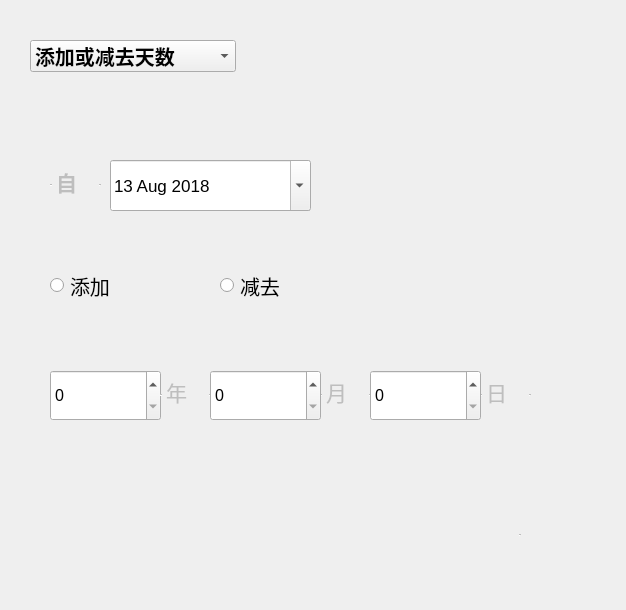
This is ICcalculator/date.ui in tyanxie/IC_Calculator as Qt 5 draws it before an edit. The edited form follows.
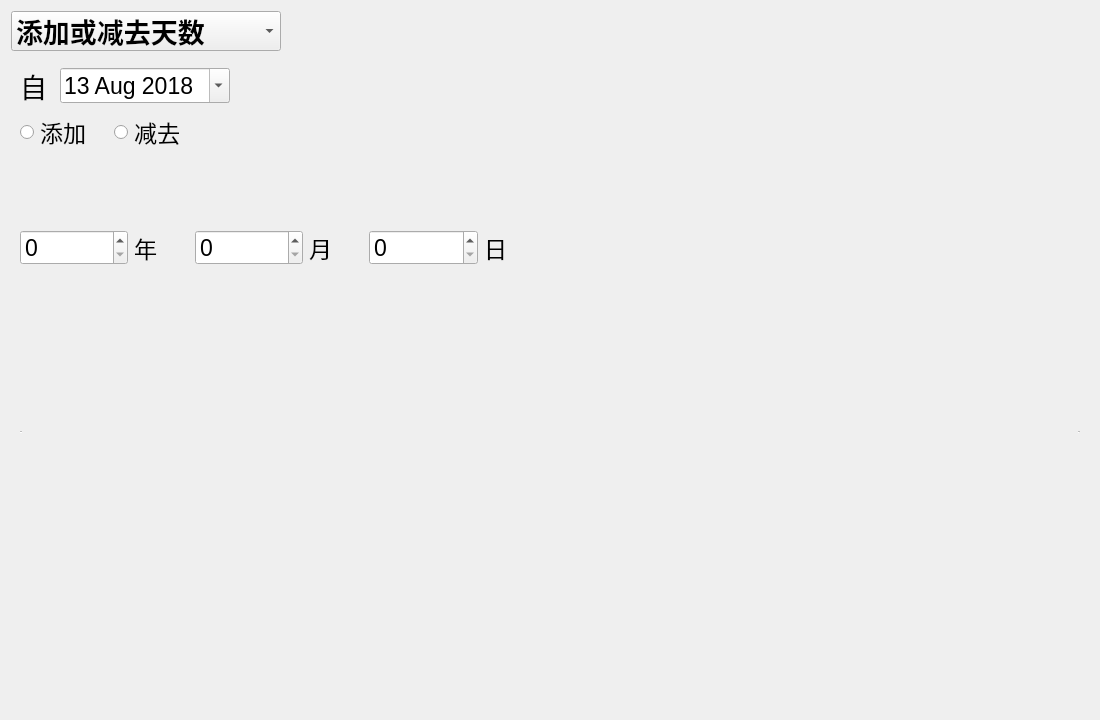
This is the edited form.

What changed in the file:
```diff
--- a/ICcalculator/date.ui
+++ b/ICcalculator/date.ui
@@ -6,22 +6,75 @@
    <rect>
     <x>0</x>
     <y>0</y>
-    <width>626</width>
-    <height>610</height>
+    <width>1100</width>
+    <height>720</height>
    </rect>
   </property>
   <property name="windowTitle">
    <string>Form</string>
   </property>
+  <layout class="QVBoxLayout" name="verticalLayout" stretch="1,12">
+   <item>
+    <layout class="QHBoxLayout" name="horizontalLayout" stretch="1,3">
+     <item>
+      <widget class="QComboBox" name="comboBox">
+       <property name="sizePolicy">
+        <sizepolicy hsizetype="Preferred" vsizetype="Preferred">
+         <horstretch>0</horstretch>
+         <verstretch>0</verstretch>
+        </sizepolicy>
+       </property>
+       <property name="minimumSize">
+        <size>
+         <width>0</width>
+         <height>0</height>
+        </size>
+       </property>
+       <property name="maximumSize">
+        <size>
+         <width>16777215</width>
+         <height>40</height>
+        </size>
+       </property>
+       <property name="font">
+        <font>
+         <pointsize>20</pointsize>
+         <weight>75</weight>
+         <bold>true</bold>
+        </font>
+       </property>
+       <property name="sizeAdjustPolicy">
+        <enum>QComboBox::AdjustToContents</enum>
+       </property>
+       <item>
+        <property name="text">
+         <string>添加或减去天数</string>
+        </property>
+       </item>
+       <item>
+        <property name="text">
+         <string>日期之间的相隔时间</string>
+        </property>
+       </item>
+      </widget>
+     </item>
+     <item>
+      <spacer name="horizontalSpacer">
+       <property name="orientation">
+        <enum>Qt::Horizontal</enum>
+       </property>
+       <property name="sizeHint" stdset="0">
+        <size>
+         <width>40</width>
+         <height>20</height>
+        </size>
+       </property>
+      </spacer>
+     </item>
+    </layout>
+   </item>
+   <item>
   <widget class="QStackedWidget" name="stackedWidget">
-   <property name="geometry">
-    <rect>
-     <x>50</x>
-     <y>130</y>
-     <width>541</width>
-     <height>481</height>
-    </rect>
-   </property>
    <property name="currentIndex">
     <number>1</number>
    </property>
@@ -132,18 +185,26 @@
     <zorder>textEdit_out</zorder>
    </widget>
    <widget class="QWidget" name="page_2">
+      <layout class="QVBoxLayout" name="verticalLayout_2" stretch="1,1,3,3,3">
+       <item>
+        <layout class="QHBoxLayout" name="horizontalLayout_2" stretch="1,5,25">
+         <item>
+          <widget class="QLabel" name="label">
+           <property name="font">
+            <font>
+             <pointsize>20</pointsize>
+            </font>
+           </property>
+           <property name="text">
+            <string>自</string>
+           </property>
+          </widget>
+         </item>
+         <item>
     <widget class="QDateEdit" name="dateEdit_3">
-     <property name="geometry">
-      <rect>
-       <x>60</x>
-       <y>30</y>
-       <width>201</width>
-       <height>51</height>
-      </rect>
-     </property>
      <property name="font">
       <font>
-       <pointsize>13</pointsize>
+             <pointsize>17</pointsize>
        <weight>50</weight>
        <bold>false</bold>
        <kerning>true</kerning>
@@ -160,219 +221,148 @@
       </date>
      </property>
     </widget>
+         </item>
+         <item>
+          <spacer name="horizontalSpacer_2">
+           <property name="orientation">
+            <enum>Qt::Horizontal</enum>
+           </property>
+           <property name="sizeHint" stdset="0">
+            <size>
+             <width>40</width>
+             <height>20</height>
+            </size>
+           </property>
+          </spacer>
+         </item>
+        </layout>
+       </item>
+       <item>
+        <layout class="QHBoxLayout" name="horizontalLayout_3" stretch="1,1,10">
+         <item>
     <widget class="QRadioButton" name="radioButton_add">
-     <property name="geometry">
-      <rect>
-       <x>0</x>
-       <y>130</y>
-       <width>121</width>
-       <height>51</height>
-      </rect>
-     </property>
      <property name="font">
       <font>
-       <pointsize>15</pointsize>
+             <pointsize>17</pointsize>
       </font>
      </property>
      <property name="text">
       <string>添加</string>
      </property>
     </widget>
+         </item>
+         <item>
     <widget class="QRadioButton" name="radioButton_sub">
-     <property name="geometry">
-      <rect>
-       <x>170</x>
-       <y>130</y>
-       <width>121</width>
-       <height>51</height>
-      </rect>
-     </property>
      <property name="font">
       <font>
-       <pointsize>15</pointsize>
+             <pointsize>17</pointsize>
       </font>
      </property>
      <property name="text">
       <string>减去</string>
      </property>
     </widget>
+         </item>
+         <item>
+          <spacer name="horizontalSpacer_3">
+           <property name="orientation">
+            <enum>Qt::Horizontal</enum>
+           </property>
+           <property name="sizeHint" stdset="0">
+            <size>
+             <width>40</width>
+             <height>20</height>
+            </size>
+           </property>
+          </spacer>
+         </item>
+        </layout>
+       </item>
+       <item>
+        <layout class="QHBoxLayout" name="horizontalLayout_4" stretch="2,1,2,1,2,1,10">
+         <item>
     <widget class="QSpinBox" name="spinBox_year">
-     <property name="geometry">
-      <rect>
-       <x>0</x>
-       <y>240</y>
-       <width>111</width>
-       <height>51</height>
-      </rect>
-     </property>
      <property name="font">
       <font>
-       <pointsize>12</pointsize>
+             <pointsize>17</pointsize>
       </font>
      </property>
     </widget>
-    <widget class="QTextEdit" name="textEdit_2">
-     <property name="enabled">
-      <bool>false</bool>
-     </property>
-     <property name="geometry">
-      <rect>
-       <x>0</x>
-       <y>30</y>
-       <width>51</width>
-       <height>51</height>
-      </rect>
-     </property>
+         </item>
+         <item>
+          <widget class="QLabel" name="label_2">
      <property name="font">
       <font>
-       <pointsize>16</pointsize>
-       <weight>50</weight>
-       <bold>false</bold>
-      </font>
-     </property>
-     <property name="frameShape">
-      <enum>QFrame::HLine</enum>
-     </property>
-     <property name="html">
-      <string>&lt;!DOCTYPE HTML PUBLIC &quot;-//W3C//DTD HTML 4.0//EN&quot; &quot;http://www.w3.org/TR/REC-html40/strict.dtd&quot;&gt;
-&lt;html&gt;&lt;head&gt;&lt;meta name=&quot;qrichtext&quot; content=&quot;1&quot; /&gt;&lt;style type=&quot;text/css&quot;&gt;
-p, li { white-space: pre-wrap; }
-&lt;/style&gt;&lt;/head&gt;&lt;body style=&quot; font-family:'SimSun'; font-size:16pt; font-weight:400; font-style:normal;&quot;&gt;
-&lt;p style=&quot; margin-top:0px; margin-bottom:0px; margin-left:0px; margin-right:0px; -qt-block-indent:0; text-indent:0px;&quot;&gt;&lt;span style=&quot; font-weight:600;&quot;&gt;自&lt;/span&gt;&lt;/p&gt;&lt;/body&gt;&lt;/html&gt;</string>
-     </property>
-    </widget>
-    <widget class="QTextEdit" name="textEdit_3">
-     <property name="enabled">
-      <bool>false</bool>
-     </property>
-     <property name="geometry">
-      <rect>
-       <x>430</x>
-       <y>240</y>
-       <width>51</width>
-       <height>51</height>
-      </rect>
-     </property>
-     <property name="font">
-      <font>
-       <pointsize>16</pointsize>
-       <weight>50</weight>
-       <bold>false</bold>
-      </font>
-     </property>
-     <property name="frameShape">
-      <enum>QFrame::HLine</enum>
-     </property>
-     <property name="html">
-      <string>&lt;!DOCTYPE HTML PUBLIC &quot;-//W3C//DTD HTML 4.0//EN&quot; &quot;http://www.w3.org/TR/REC-html40/strict.dtd&quot;&gt;
-&lt;html&gt;&lt;head&gt;&lt;meta name=&quot;qrichtext&quot; content=&quot;1&quot; /&gt;&lt;style type=&quot;text/css&quot;&gt;
-p, li { white-space: pre-wrap; }
-&lt;/style&gt;&lt;/head&gt;&lt;body style=&quot; font-family:'SimSun'; font-size:16pt; font-weight:400; font-style:normal;&quot;&gt;
-&lt;p style=&quot; margin-top:0px; margin-bottom:0px; margin-left:0px; margin-right:0px; -qt-block-indent:0; text-indent:0px;&quot;&gt;日&lt;/p&gt;&lt;/body&gt;&lt;/html&gt;</string>
-     </property>
-    </widget>
-    <widget class="QTextEdit" name="textEdit_4">
-     <property name="enabled">
-      <bool>false</bool>
-     </property>
-     <property name="geometry">
-      <rect>
-       <x>270</x>
-       <y>240</y>
-       <width>51</width>
-       <height>51</height>
-      </rect>
-     </property>
-     <property name="font">
-      <font>
-       <pointsize>16</pointsize>
-       <weight>50</weight>
-       <bold>false</bold>
-      </font>
-     </property>
-     <property name="frameShape">
-      <enum>QFrame::HLine</enum>
-     </property>
-     <property name="html">
-      <string>&lt;!DOCTYPE HTML PUBLIC &quot;-//W3C//DTD HTML 4.0//EN&quot; &quot;http://www.w3.org/TR/REC-html40/strict.dtd&quot;&gt;
-&lt;html&gt;&lt;head&gt;&lt;meta name=&quot;qrichtext&quot; content=&quot;1&quot; /&gt;&lt;style type=&quot;text/css&quot;&gt;
-p, li { white-space: pre-wrap; }
-&lt;/style&gt;&lt;/head&gt;&lt;body style=&quot; font-family:'SimSun'; font-size:16pt; font-weight:400; font-style:normal;&quot;&gt;
-&lt;p style=&quot; margin-top:0px; margin-bottom:0px; margin-left:0px; margin-right:0px; -qt-block-indent:0; text-indent:0px;&quot;&gt;月&lt;/p&gt;&lt;/body&gt;&lt;/html&gt;</string>
-     </property>
-    </widget>
-    <widget class="QTextEdit" name="textEdit_5">
-     <property name="enabled">
-      <bool>false</bool>
-     </property>
-     <property name="geometry">
-      <rect>
-       <x>110</x>
-       <y>240</y>
-       <width>51</width>
-       <height>51</height>
-      </rect>
-     </property>
-     <property name="font">
-      <font>
-       <pointsize>16</pointsize>
-       <weight>50</weight>
-       <bold>false</bold>
-      </font>
-     </property>
-     <property name="frameShape">
-      <enum>QFrame::HLine</enum>
-     </property>
-     <property name="html">
-      <string>&lt;!DOCTYPE HTML PUBLIC &quot;-//W3C//DTD HTML 4.0//EN&quot; &quot;http://www.w3.org/TR/REC-html40/strict.dtd&quot;&gt;
-&lt;html&gt;&lt;head&gt;&lt;meta name=&quot;qrichtext&quot; content=&quot;1&quot; /&gt;&lt;style type=&quot;text/css&quot;&gt;
-p, li { white-space: pre-wrap; }
-&lt;/style&gt;&lt;/head&gt;&lt;body style=&quot; font-family:'SimSun'; font-size:16pt; font-weight:400; font-style:normal;&quot;&gt;
-&lt;p style=&quot; margin-top:0px; margin-bottom:0px; margin-left:0px; margin-right:0px; -qt-block-indent:0; text-indent:0px;&quot;&gt;年&lt;/p&gt;&lt;/body&gt;&lt;/html&gt;</string>
-     </property>
-    </widget>
-    <widget class="QSpinBox" name="spinBox_day">
-     <property name="geometry">
-      <rect>
-       <x>320</x>
-       <y>240</y>
-       <width>111</width>
-       <height>51</height>
-      </rect>
-     </property>
-     <property name="font">
-      <font>
-       <pointsize>12</pointsize>
-      </font>
-     </property>
-    </widget>
+             <pointsize>17</pointsize>
+            </font>
+           </property>
+           <property name="text">
+            <string>年</string>
+           </property>
+          </widget>
+         </item>
+         <item>
     <widget class="QSpinBox" name="spinBox_month">
-     <property name="geometry">
-      <rect>
-       <x>160</x>
-       <y>240</y>
-       <width>111</width>
-       <height>51</height>
-      </rect>
-     </property>
+           <property name="font">
+            <font>
+             <pointsize>17</pointsize>
+            </font>
+           </property>
+          </widget>
+         </item>
+         <item>
+          <widget class="QLabel" name="label_3">
      <property name="font">
       <font>
-       <pointsize>12</pointsize>
-      </font>
-     </property>
-    </widget>
+             <pointsize>17</pointsize>
+            </font>
+           </property>
+           <property name="text">
+            <string>月</string>
+           </property>
+          </widget>
+         </item>
+         <item>
+          <widget class="QSpinBox" name="spinBox_day">
+           <property name="font">
+            <font>
+             <pointsize>17</pointsize>
+            </font>
+           </property>
+          </widget>
+         </item>
+         <item>
+          <widget class="QLabel" name="label_4">
+           <property name="font">
+            <font>
+             <pointsize>17</pointsize>
+            </font>
+           </property>
+           <property name="text">
+            <string>日</string>
+           </property>
+          </widget>
+         </item>
+         <item>
+          <spacer name="horizontalSpacer_4">
+           <property name="orientation">
+            <enum>Qt::Horizontal</enum>
+           </property>
+           <property name="sizeHint" stdset="0">
+            <size>
+             <width>40</width>
+             <height>20</height>
+            </size>
+           </property>
+          </spacer>
+         </item>
+        </layout>
+       </item>
+       <item>
     <widget class="QTextEdit" name="textEdit_out2">
      <property name="enabled">
       <bool>false</bool>
      </property>
-     <property name="geometry">
-      <rect>
-       <x>-10</x>
-       <y>350</y>
-       <width>481</width>
-       <height>111</height>
-      </rect>
-     </property>
      <property name="font">
       <font>
        <pointsize>17</pointsize>
@@ -391,38 +381,25 @@
 &lt;p style=&quot;-qt-paragraph-type:empty; margin-top:0px; margin-bottom:0px; margin-left:0px; margin-right:0px; -qt-block-indent:0; text-indent:0px; font-size:16pt;&quot;&gt;&lt;br /&gt;&lt;/p&gt;&lt;/body&gt;&lt;/html&gt;</string>
      </property>
     </widget>
-   </widget>
-  </widget>
-  <widget class="QComboBox" name="comboBox">
-   <property name="geometry">
-    <rect>
-     <x>30</x>
-     <y>40</y>
-     <width>163</width>
-     <height>23</height>
-    </rect>
-   </property>
-   <property name="font">
-    <font>
-     <pointsize>15</pointsize>
-     <weight>75</weight>
-     <bold>true</bold>
-    </font>
-   </property>
-   <property name="sizeAdjustPolicy">
-    <enum>QComboBox::AdjustToContents</enum>
-   </property>
-   <item>
-    <property name="text">
-     <string>添加或减去天数</string>
-    </property>
    </item>
    <item>
-    <property name="text">
-     <string>日期之间的相隔时间</string>
-    </property>
-   </item>
-  </widget>
+        <spacer name="verticalSpacer">
+         <property name="orientation">
+          <enum>Qt::Vertical</enum>
+         </property>
+         <property name="sizeHint" stdset="0">
+          <size>
+           <width>20</width>
+           <height>40</height>
+          </size>
+         </property>
+        </spacer>
+       </item>
+      </layout>
+     </widget>
+    </widget>
+   </item>
+  </layout>
  </widget>
  <resources/>
  <connections/>
```
Left out of the diff: 204 changed lines with no effect on the pictures. Lines whose indentation alone changed are shown as unchanged.
